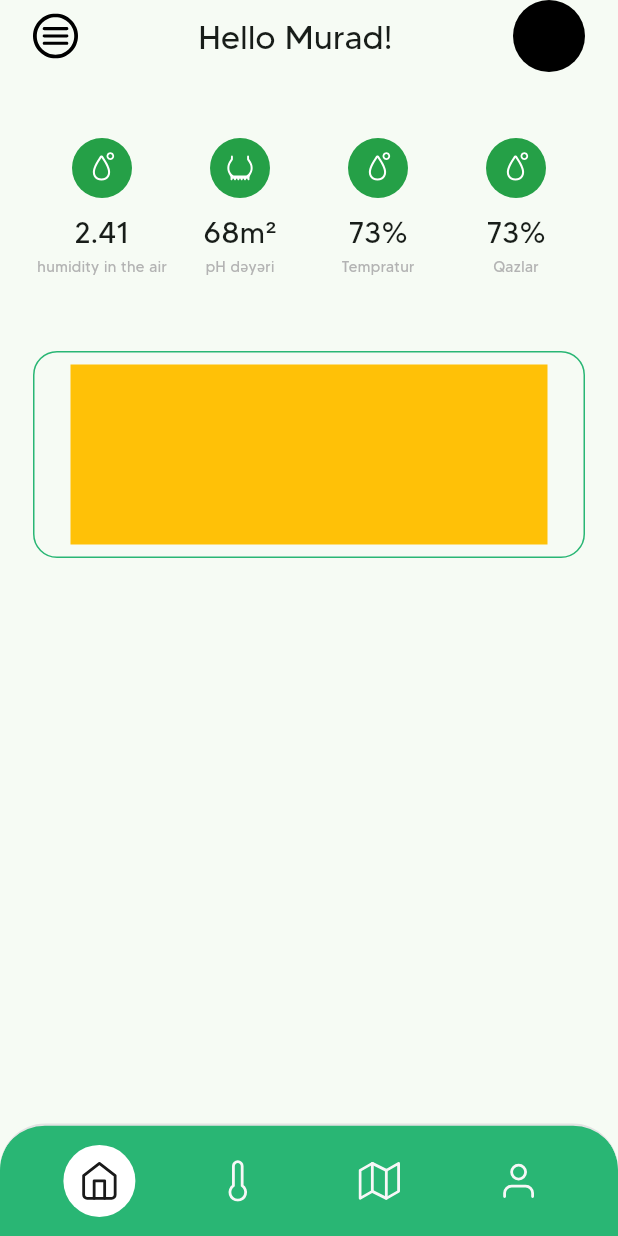
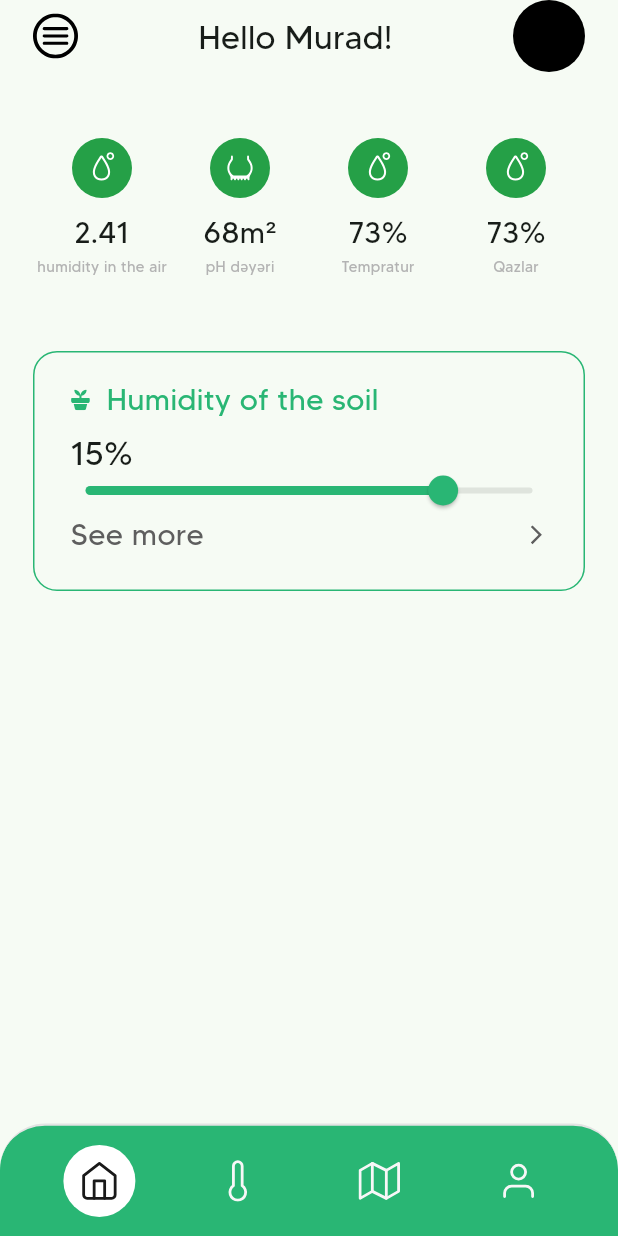
Before and after one commit to tyncmn/agrocoda-mobile, a Flutter app: the HomeView screen opened by its route, on a phone screen of 412 x 824 dp. Run offline on Flutter 3.47's test engine with Material 3 defaults, Android fonts, the phone set to English and light mode, and no system bars; our stand-ins replace auto_route, flutter_riverpod, flutter_svg.

Commit message:
home view

```diff
--- a/lib/utils/assets_const.dart
+++ b/lib/utils/assets_const.dart
@@ -14,4 +14,5 @@ abstract class AssetConst {
   static const String humidityButton = 'assets/components/humidity.svg';
   static const String phButton = 'assets/components/ph.svg';
   static const String temperaturButton = 'assets/components/temperatur.svg';
+  static const String flowerButton = 'assets/components/flower.svg';
 }
--- a/lib/view/home_view.dart
+++ b/lib/view/home_view.dart
@@ -63,17 +63,58 @@ class HomeView extends StatelessWidget {
             ),
             const SizedBox(height: 50),
             Container(
-              height: 138,
+              height: 160,
               decoration: BoxDecoration(
                 borderRadius: BorderRadius.circular(16),
                 border: Border.all(color: context.primaryColor),
               ),
               padding: const EdgeInsets.symmetric(
                 horizontal: 24,
-                vertical: 8,
+                vertical: 17,
               ),
-              child: Container(
-                color: Colors.amber,
+              child: Column(
+                crossAxisAlignment: CrossAxisAlignment.start,
+                children: [
+                  Row(
+                    children: [
+                      SvgPicture.asset(AssetConst.flowerButton),
+                      const SizedBox(width: 10),
+                      Text(
+                        'Humidity of the soil',
+                        style: context.largeTextStyle.copyWith(
+                          color: context.primaryColor,
+                        ),
+                      ),
+                    ],
+                  ),
+                  const SizedBox(height: 5),
+                  Text(
+                    '15%',
+                    style: context.largerTextStyle,
+                  ),
+                  SliderTheme(
+                    data: SliderThemeData(
+                      overlayShape: SliderComponentShape.noOverlay,
+                    ),
+                    child: Slider(
+                      value: 0.8,
+                      onChanged: (value) {},
+                    ),
+                  ),
+                  const SizedBox(height: 5),
+                  Row(
+                    mainAxisAlignment: MainAxisAlignment.spaceBetween,
+                    children: [
+                      Text(
+                        'See more',
+                        style: context.largeTextStyle.copyWith(
+                          color: const Color(0xFF5E5E5E),
+                        ),
+                      ),
+                      SvgPicture.asset(AssetConst.nextButton),
+                    ],
+                  ),
+                ],
               ),
             ),
           ],
```
Also changed, not shown: assets/components/flower.svg (added).
